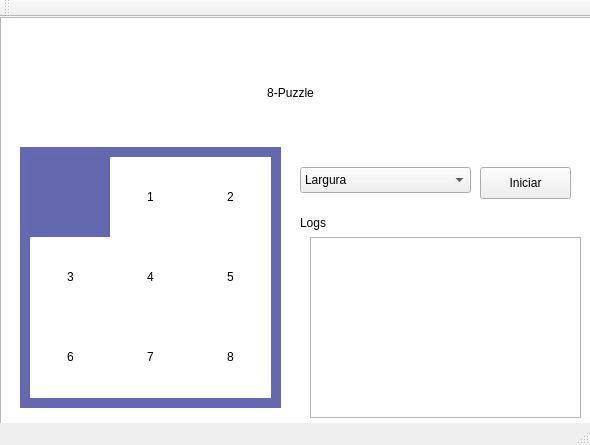
Old version of the form src/principal.ui in the repository glaucomunsberg/hall9000.
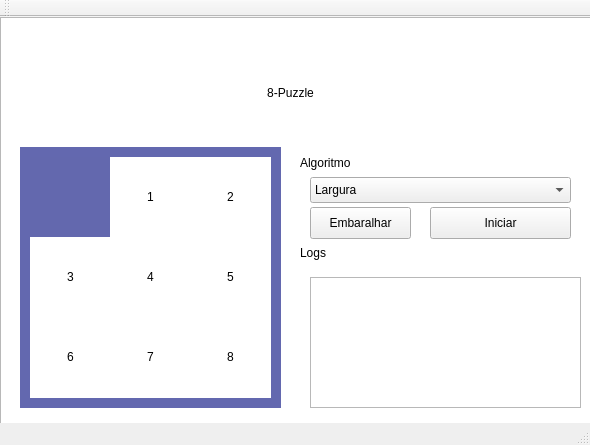
New version of the form.

Patch:
```diff
--- a/src/principal.ui
+++ b/src/principal.ui
@@ -42,41 +42,15 @@
      <string notr="true">backgroud-color:rgb(234,234,234);</string>
     </property>
    </widget>
-   <widget class="QComboBox" name="comboBox">
-    <property name="geometry">
-     <rect>
-      <x>300</x>
-      <y>150</y>
-      <width>171</width>
-      <height>26</height>
-     </rect>
-    </property>
-    <property name="autoFillBackground">
-     <bool>false</bool>
-    </property>
-    <property name="styleSheet">
-     <string notr="true">font: 14pt &quot;DIN Light&quot;;</string>
-    </property>
-    <item>
-     <property name="text">
-      <string>Largura</string>
-     </property>
-    </item>
-    <item>
-     <property name="text">
-      <string>Profundidade</string>
-     </property>
-    </item>
-   </widget>
    <widget class="QPushButton" name="start">
     <property name="enabled">
      <bool>true</bool>
     </property>
     <property name="geometry">
      <rect>
-      <x>480</x>
-      <y>150</y>
-      <width>91</width>
+      <x>430</x>
+      <y>190</y>
+      <width>141</width>
       <height>32</height>
      </rect>
     </property>
@@ -91,7 +65,7 @@
     <property name="geometry">
      <rect>
       <x>300</x>
-      <y>190</y>
+      <y>220</y>
       <width>111</width>
       <height>31</height>
      </rect>
@@ -395,19 +369,85 @@
     <property name="geometry">
      <rect>
       <x>310</x>
-      <y>220</y>
+      <y>260</y>
       <width>271</width>
-      <height>181</height>
+      <height>131</height>
      </rect>
     </property>
    </widget>
+   <widget class="QComboBox" name="combo_box">
+    <property name="geometry">
+     <rect>
+      <x>310</x>
+      <y>160</y>
+      <width>261</width>
+      <height>26</height>
+     </rect>
+    </property>
+    <property name="styleSheet">
+     <string notr="true">font: 14pt &quot;DIN Light&quot;;</string>
+    </property>
+    <item>
+     <property name="text">
+      <string>Largura</string>
+     </property>
+    </item>
+    <item>
+     <property name="text">
+      <string>Comprimento</string>
+     </property>
+    </item>
+   </widget>
+   <widget class="QLabel" name="label_algoritmo">
+    <property name="geometry">
+     <rect>
+      <x>300</x>
+      <y>130</y>
+      <width>111</width>
+      <height>31</height>
+     </rect>
+    </property>
+    <property name="sizePolicy">
+     <sizepolicy hsizetype="Preferred" vsizetype="Preferred">
+      <horstretch>0</horstretch>
+      <verstretch>0</verstretch>
+     </sizepolicy>
+    </property>
+    <property name="styleSheet">
+     <string notr="true">font: 14pt &quot;DIN Light&quot;;</string>
+    </property>
+    <property name="text">
+     <string>Algoritmo</string>
+    </property>
+   </widget>
+   <widget class="QPushButton" name="random">
+    <property name="enabled">
+     <bool>true</bool>
+    </property>
+    <property name="geometry">
+     <rect>
+      <x>310</x>
+      <y>190</y>
+      <width>101</width>
+      <height>32</height>
+     </rect>
+    </property>
+    <property name="styleSheet">
+     <string notr="true">font: 14pt &quot;DIN Light&quot;;</string>
+    </property>
+    <property name="text">
+     <string>Embaralhar</string>
+    </property>
+   </widget>
    <zorder>tableView</zorder>
-   <zorder>comboBox</zorder>
    <zorder>start</zorder>
    <zorder>label_log_nome</zorder>
    <zorder>Title</zorder>
    <zorder>widget</zorder>
    <zorder>text_log</zorder>
+   <zorder>combo_box</zorder>
+   <zorder>label_algoritmo</zorder>
+   <zorder>random</zorder>
   </widget>
   <widget class="QToolBar" name="mainToolBar">
    <attribute name="toolBarArea">
```
